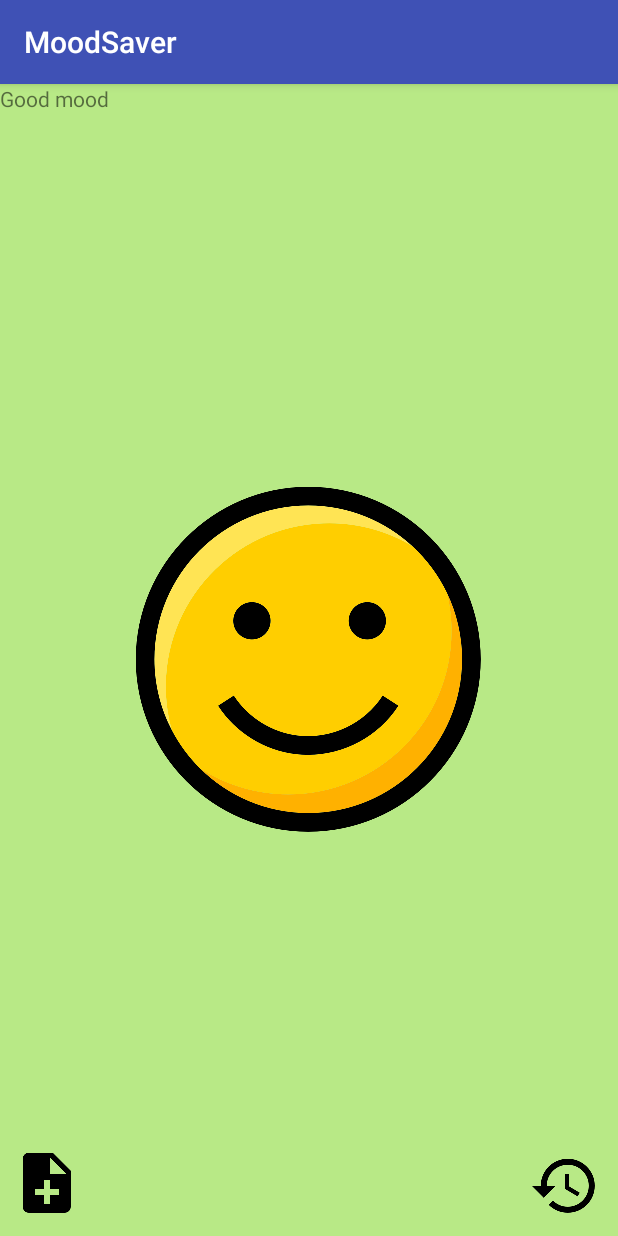
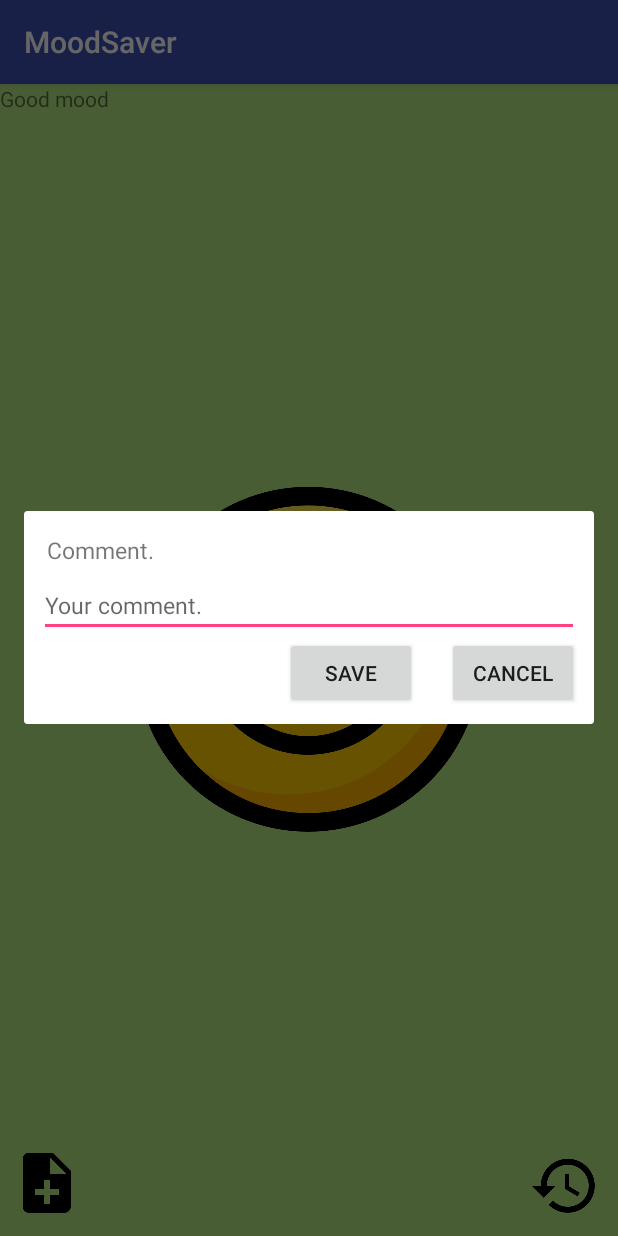
Before and after one commit to letelSyl/MoodSaver, an Android app: the fragment GoodMoodFragment shown on its own in the app's theme, after a tap on an icon or button, on a phone screen of 412 x 824 dp. Run offline under Robolectric (Android 15) with nearby library versions, the phone set to English and light mode, and no system bars.

Commit message:
- add custom AlertDialog for comment (in GoodMoodFragment) - add HistoryActivity (with clickable icon in GoodMoodFragment) - add alarm (in MainActivity)

```diff
--- a/app/src/main/AndroidManifest.xml
+++ b/app/src/main/AndroidManifest.xml
@@ -1,6 +1,8 @@
 <?xml version="1.0" encoding="utf-8"?>
 <manifest xmlns:android="http://schemas.android.com/apk/res/android"
     package="com.sylvainletellier.moodsaver">
+
+    <uses-permission android:name="android.permission.RECEIVE_BOOT_COMPLETED"/>
 
     <application
         android:allowBackup="true"
@@ -9,13 +11,14 @@
         android:roundIcon="@mipmap/ic_launcher_round"
         android:supportsRtl="true"
         android:theme="@style/AppTheme">
+
         <activity android:name=".MainActivity">
             <intent-filter>
                 <action android:name="android.intent.action.MAIN" />
-
                 <category android:name="android.intent.category.LAUNCHER" />
             </intent-filter>
         </activity>
+        <activity android:name=".HistoryActivity"></activity>
     </application>
 
 </manifest>
--- a/app/src/main/java/com/sylvainletellier/moodsaver/GoodMoodFragment.java
+++ b/app/src/main/java/com/sylvainletellier/moodsaver/GoodMoodFragment.java
@@ -1,31 +1,98 @@
 package com.sylvainletellier.moodsaver;
 
 
+import android.app.AlertDialog;
+import android.content.Intent;
 import android.os.Bundle;
 import android.support.v4.app.Fragment;
 import android.view.LayoutInflater;
 import android.view.View;
 import android.view.ViewGroup;
+import android.widget.Button;
+import android.widget.EditText;
+import android.widget.FrameLayout;
 import android.widget.ImageView;
 import android.widget.Toast;
 
 public class GoodMoodFragment extends Fragment {
 
     private ImageView mComment;
-
+    private ImageView mHistory;
 
     @Override
-    public View onCreateView(LayoutInflater inflater, ViewGroup container,
+    public View onCreateView(LayoutInflater inflater, final ViewGroup container,
                              Bundle savedInstanceState) {
 
         View v = inflater.inflate(R.layout.fragment_good_mood, container, false);
 
+        // Get reference of widgets from XML layout
+        final FrameLayout fl = v.findViewById(R.id.fl);
+
         mComment = v.findViewById(R.id.good_comment);
+        mHistory = v.findViewById(R.id.good_history);
 
         mComment.setOnClickListener(new View.OnClickListener() {
             @Override
             public void onClick(View v) {
-                Toast.makeText(getActivity().getApplicationContext(),"test",Toast.LENGTH_SHORT).show();
+                // Build an AlertDialog
+                AlertDialog.Builder builder = new AlertDialog.Builder(getActivity());
+
+                LayoutInflater inflater = getLayoutInflater();
+                View dialogView = inflater.inflate(R.layout.alertdialog_custom_view, null);
+
+                // Specify alert dialog is not cancelable/not ignorable
+                builder.setCancelable(false);
+
+                // Set the custom layout as alert dialog view
+                builder.setView(dialogView);
+
+                // Get the custom alert dialog view widgets reference
+                Button btn_positive = dialogView.findViewById(R.id.dialog_positive_btn);
+                Button btn_negative = dialogView.findViewById(R.id.dialog_negative_btn);
+                final EditText et_comment = dialogView.findViewById(R.id.et_comment);
+
+                // Create the alert dialog
+                final AlertDialog dialog = builder.create();
+
+                // Set positive/yes button click listener
+                btn_positive.setOnClickListener(new View.OnClickListener() {
+                    @Override
+                    public void onClick(View v) {
+                        // Dismiss the alert dialog
+                        dialog.cancel();
+                        String comment = et_comment.getText().toString();
+                        Toast.makeText(getActivity().getApplicationContext(),
+                                "Submitted comment : " + comment, Toast.LENGTH_SHORT).show();
+
+                    }
+                });
+
+                // Set negative/no button click listener
+                btn_negative.setOnClickListener(new View.OnClickListener() {
+                    @Override
+                    public void onClick(View v) {
+                        // Dismiss/cancel the alert dialog
+                        //dialog.cancel();
+                        dialog.dismiss();
+                        Toast.makeText(getActivity().getApplicationContext(),
+                                "Cancel button clicked", Toast.LENGTH_SHORT).show();
+                    }
+                });
+
+                // Display the custom alert dialog on interface
+                dialog.show();
+
+                   /*------------- Toast.makeText(getActivity().getApplicationContext(),"test",Toast.LENGTH_SHORT).show();-----------*/
+            }
+        });
+
+        mHistory.setOnClickListener(new View.OnClickListener() {
+            @Override
+            public void onClick(View v) {
+                // The user just clicked
+                Intent historyActivity = new Intent(getActivity(), HistoryActivity.class);
+                //startActivity(HistoryActivity);
+                startActivity(historyActivity);
             }
         });
 
--- a/app/src/main/res/layout/alertdialog_custom_view.xml
+++ b/app/src/main/res/layout/alertdialog_custom_view.xml
@@ -6,7 +6,7 @@
     android:layout_width="match_parent"
     android:layout_height="match_parent"
     android:padding="10dp"
-    tools:context=".MainActivity"
+    tools:context=".GoodMoodFragment"
     >
     <TextView
         android:id="@+id/dialog_title"
@@ -17,7 +17,7 @@
         android:textSize="15dp"
         />
     <EditText
-        android:id="@+id/et_name"
+        android:id="@+id/et_comment"
         android:layout_width="match_parent"
         android:layout_height="wrap_content"
         android:hint="Your comment."
@@ -30,7 +30,7 @@
         android:layout_width="wrap_content"
         android:layout_height="wrap_content"
         android:layout_alignParentEnd="true"
-        android:layout_below="@+id/et_name"
+        android:layout_below="@+id/et_comment"
         android:layout_marginEnd="108dp"
         android:text="Save" />
 
@@ -39,7 +39,7 @@
         android:layout_width="wrap_content"
         android:layout_height="wrap_content"
         android:layout_alignEnd="@+id/dialog_title"
-        android:layout_below="@+id/et_name"
+        android:layout_below="@+id/et_comment"
         android:text="cancel" />
 
 </RelativeLayout>
--- a/app/src/main/res/layout/fragment_good_mood.xml
+++ b/app/src/main/res/layout/fragment_good_mood.xml
@@ -4,7 +4,8 @@
     xmlns:tools="http://schemas.android.com/tools"
     android:layout_width="match_parent"
     android:layout_height="match_parent"
-android:background="@color/light_sage"
+    android:id="@+id/fl"
+    android:background="@color/light_sage"
     tools:context=".GoodMoodFragment">
 
     <!-- TODO: Update blank fragment layout -->
```
Also changed, not shown: app/src/main/java/com/sylvainletellier/moodsaver/HistoryActivity.java (added, +13 -0 lines), app/src/main/java/com/sylvainletellier/moodsaver/MainActivity.java (+41 -0 lines), app/src/main/res/layout/activity_history.xml (added, +77 -0 lines).
